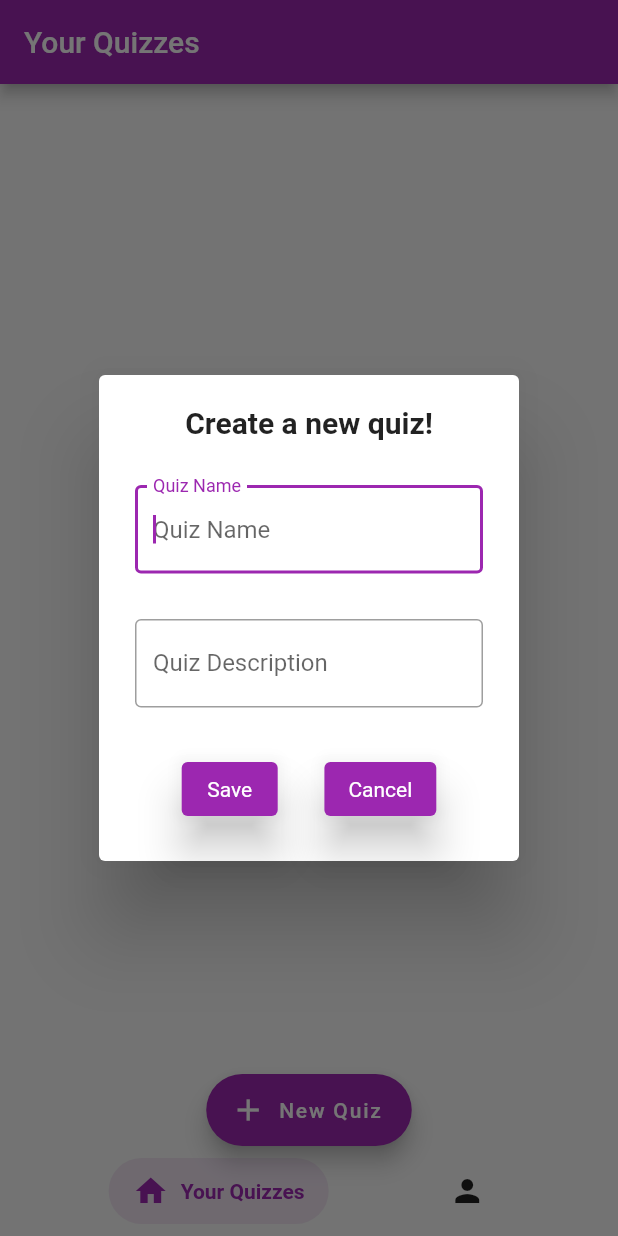
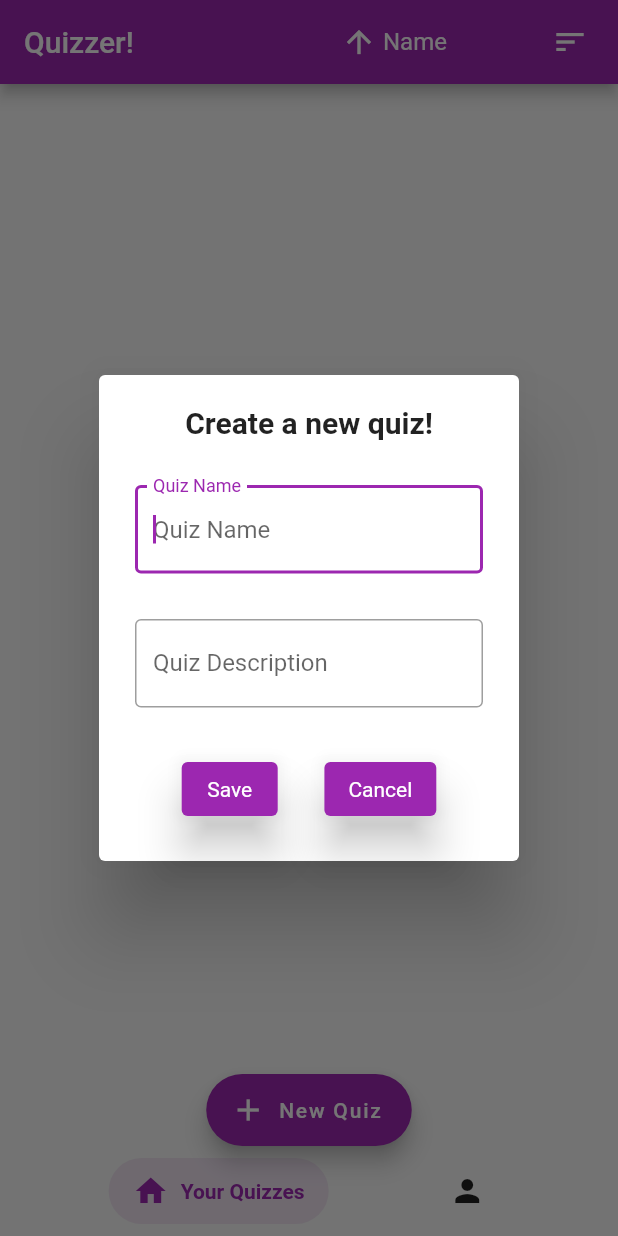
Before and after one commit to a-knaw-knee-mus/Flutter-Quizzer, a Flutter app: the screen it shows after launch, after a tap on "New Quiz", on a phone screen of 412 x 824 dp. Run offline on Flutter 3.47's test engine with Material 2 defaults, Android fonts, the phone set to English and light mode, and no system bars; drawn by our look-alikes of dropdown_button2, salomon_bottom_bar; our stand-ins replace flutter_slidable, hive, hive_flutter; accounts and stored records are empty.

Commit message:
sort quizzes; dialog formatting; title formatting

```diff
--- a/lib/screens/quiz_dialog_screen.dart
+++ b/lib/screens/quiz_dialog_screen.dart
@@ -1,6 +1,6 @@
 import 'package:flutter/material.dart';
 import 'package:flutter_quizzer/schema/quiz.dart';
-import 'package:flutter_quizzer/types/form_types.dart';
+import 'package:flutter_quizzer/util/form_types.dart';
 
 class QuizDialog extends StatefulWidget {
   final BuildContext context;
@@ -130,6 +130,9 @@ class _QuizDialogState extends State<QuizDialog> {
               TextFormField(
                 controller: _quizNameController,
                 autofocus: true,
+                keyboardType: TextInputType.multiline,
+                minLines: 1,
+                maxLines: 2,
                 decoration: const InputDecoration(
                   border: OutlineInputBorder(),
                   hintText: 'Quiz Name',
@@ -144,6 +147,9 @@ class _QuizDialogState extends State<QuizDialog> {
               ),
               TextFormField(
                 controller: _quizDescController,
+                keyboardType: TextInputType.multiline,
+                minLines: 1,
+                maxLines: 3,
                 decoration: const InputDecoration(
                   border: OutlineInputBorder(),
                   hintText: 'Quiz Description',
--- a/lib/screens/quizzes_screen.dart
+++ b/lib/screens/quizzes_screen.dart
@@ -1,11 +1,13 @@
+import 'package:dropdown_button2/dropdown_button2.dart';
 import 'package:flutter/material.dart';
 import 'package:flutter_quizzer/schema/question.dart';
 import 'package:flutter_quizzer/schema/quiz.dart';
 import 'package:flutter_quizzer/screens/quiz_dialog_screen.dart';
 import 'package:flutter_quizzer/screens/questions_screen.dart';
-import 'package:flutter_quizzer/types/form_types.dart';
+import 'package:flutter_quizzer/util/form_types.dart';
+import 'package:flutter_quizzer/util/sort_quiz.dart';
 import 'package:flutter_slidable/flutter_slidable.dart';
-import 'package:hive/hive.dart';
+import 'package:hive_flutter/hive_flutter.dart';
 import 'package:uuid/uuid.dart';
 
 class QuizzesScreen extends StatefulWidget {
@@ -17,6 +19,7 @@ class QuizzesScreen extends StatefulWidget {
 
 class _QuizzesScreenState extends State<QuizzesScreen> {
   final quizBox = Hive.box<Quiz>('quizBox');
+  QuizSortType sortType = QuizSortType.nameAsc;
 
   void saveNewQuiz(
     String name,
@@ -100,7 +103,37 @@ class _QuizzesScreenState extends State<QuizzesScreen> {
   Widget build(BuildContext context) {
     return Scaffold(
         appBar: AppBar(
-        title: const Text('Your Quizzes'),
+          title: const Text('Quizzer!'),
+          actions: [
+            Padding(
+              padding: const EdgeInsets.only(right: 20.0),
+              child: DropdownButtonHideUnderline(
+                child: DropdownButton2(
+                  hint: sortType.getDisplayWidget(Colors.white),
+                  iconStyleData: const IconStyleData(
+                    iconEnabledColor: Colors.white,
+                    icon: Icon(Icons.sort),
+                  ),
+                  dropdownStyleData: DropdownStyleData(
+                    decoration: BoxDecoration(
+                      borderRadius: BorderRadius.circular(14),
+                    ),
+                  ),
+                  onChanged: (QuizSortType? newSortType) {
+                    setState(() {
+                      sortType = newSortType!;
+                    });
+                  },
+                  items: QuizSortType.values.map((QuizSortType s) {
+                    return DropdownMenuItem(
+                      value: s,
+                      child: s.getDisplayWidget(Colors.black),
+                    );
+                  }).toList(),
+                ),
+              ),
+            ),
+          ],
         ),
         floatingActionButton: FloatingActionButton.extended(
           label: const Text('New Quiz'),
@@ -109,29 +142,31 @@ class _QuizzesScreenState extends State<QuizzesScreen> {
             showQuizDialog(FormType.create);
           },
         ),
-      floatingActionButtonLocation:
-          FloatingActionButtonLocation.centerDocked,
-      body: ListView.builder(
-        itemCount: quizBox.length,
+        floatingActionButtonLocation: FloatingActionButtonLocation.centerDocked,
+        body: Column(
+          children: [
+            Expanded(
+              child: ValueListenableBuilder(
+                  valueListenable: Hive.box<Quiz>('quizBox').listenable(),
+                  builder: (context, quizzes, _) {
+                    List sortedIds = sortType.sortQuizIds(quizzes);
+                    return ListView.builder(
+                      itemCount: sortedIds.length,
                       itemBuilder: (context, index) {
-          final quizId = quizBox.keyAt(index)!;
-          final quiz = quizBox.getAt(index)!;
+                        final quizId = sortedIds[index];
+                        final quiz = quizzes.get(quizId)!;
 
                         return Padding(
-            padding: const EdgeInsets.only(top: 20.0, right: 20.0, left: 20.0),
+                          padding: const EdgeInsets.only(
+                            top: 20.0,
+                            right: 20.0,
+                            left: 20.0,
+                          ),
                           child: Slidable(
-              endActionPane: ActionPane(
+                            startActionPane: ActionPane(
                               motion: const StretchMotion(),
-                extentRatio: 0.3,
+                              extentRatio: 0.15,
                               children: [
-                  SlidableAction(
-                    onPressed: (context) {
-                      deleteQuiz(quizId);
-                    },
-                    icon: Icons.delete,
-                    backgroundColor: Colors.red.shade300,
-                    borderRadius: BorderRadius.circular(12),
-                  ),
                                 SlidableAction(
                                   onPressed: (context) {
                                     showQuizDialog(
@@ -146,14 +181,30 @@ class _QuizzesScreenState extends State<QuizzesScreen> {
                                 ),
                               ],
                             ),
+                            endActionPane: ActionPane(
+                              motion: const StretchMotion(),
+                              extentRatio: 0.15,
+                              children: [
+                                SlidableAction(
+                                  onPressed: (context) {
+                                    deleteQuiz(quizId);
+                                  },
+                                  icon: Icons.delete,
+                                  backgroundColor: Colors.red.shade300,
+                                  borderRadius: BorderRadius.circular(12),
+                                ),
+                              ],
+                            ),
                             child: Card(
                               margin: EdgeInsets.zero,
                               elevation: 0,
                               child: ListTile(
+                                isThreeLine: true,
                                 onTap: () {
                                   Navigator.push(
                                     context,
-                      MaterialPageRoute(builder: (BuildContext context) {
+                                    MaterialPageRoute(
+                                        builder: (BuildContext context) {
                                       return QuizScreen(quizId: quizId);
                                     }),
                                   );
@@ -162,7 +213,8 @@ class _QuizzesScreenState extends State<QuizzesScreen> {
                                   borderRadius: BorderRadius.circular(15.0),
                                 ),
                                 tileColor: Colors.purpleAccent,
-                  trailing: const Icon(Icons.arrow_forward_ios_rounded),
+                                trailing:
+                                    const Icon(Icons.arrow_forward_ios_rounded),
                                 title: Text(quiz.name),
                                 subtitle: Text(
                                     '${quiz.description} - ${quiz.createdAt} - ${quiz.updatedAt}'),
@@ -171,7 +223,10 @@ class _QuizzesScreenState extends State<QuizzesScreen> {
                           ),
                         );
                       },
+                    );
+                  }),
             ),
-    );
+          ],
+        ));
   }
 }
--- /dev/null
+++ b/lib/util/sort_quiz.dart
@@ -0,0 +1,114 @@
+import 'package:flutter/foundation.dart';
+import 'package:flutter/material.dart';
+import 'package:flutter_quizzer/schema/quiz.dart';
+import 'package:hive_flutter/hive_flutter.dart';
+
+enum QuizSortType {
+  nameAsc,
+  nameDesc,
+  createdDateAsc,
+  createdDateDesc,
+  updatedDateAsc,
+  updatedDateDesc,
+}
+
+extension QuizSortExtension on QuizSortType {
+  String get name => describeEnum(this);
+
+  Widget getDisplayWidget(Color textColor) {
+    switch (this) {
+      case QuizSortType.nameAsc:
+        return Row(
+          children: [
+            const Icon(Icons.arrow_upward),
+            Text(' Name', style: TextStyle(color: textColor)),
+          ],
+        );
+      case QuizSortType.nameDesc:
+        return Row(
+          children: [
+            const Icon(Icons.arrow_downward),
+            Text(' Name', style: TextStyle(color: textColor)),
+          ],
+        );
+      case QuizSortType.createdDateAsc:
+        return Row(
+          children: [
+            const Icon(Icons.arrow_upward),
+            Text(' Created Date', style: TextStyle(color: textColor)),
+          ],
+        );
+      case QuizSortType.createdDateDesc:
+        return Row(
+          children: [
+            const Icon(Icons.arrow_downward),
+            Text(' Created Date', style: TextStyle(color: textColor)),
+          ],
+        );
+      case QuizSortType.updatedDateAsc:
+        return Row(
+          children: [
+            const Icon(Icons.arrow_upward),
+            Text(' Updated Date', style: TextStyle(color: textColor)),
+          ],
+        );
+      case QuizSortType.updatedDateDesc:
+        return Row(
+          children: [
+            const Icon(Icons.arrow_downward),
+            Text(' Updated Date', style: TextStyle(color: textColor)),
+          ],
+        );
+      default:
+        return Row(
+          children: [
+            const Icon(Icons.close),
+            Text(' Invalid Sort Type', style: TextStyle(color: textColor)),
+          ],
+        );
+    }
+  }
+
+  List sortQuizIds(Box<Quiz> quizzes) {
+    return quizzes.keys.toList()
+      ..sort((a, b) {
+        Quiz quizA = quizzes.get(a)!;
+        Quiz quizB = quizzes.get(b)!;
+
+        switch (this) {
+          case (QuizSortType.nameAsc):
+            {
+              return quizA.name
+                  .toLowerCase()
+                  .compareTo(quizB.name.toLowerCase());
+            }
+          case (QuizSortType.nameDesc):
+            {
+              return quizB.name
+                  .toLowerCase()
+                  .compareTo(quizA.name.toLowerCase());
+            }
+          case (QuizSortType.createdDateAsc):
+            {
+              return quizB.createdAt.compareTo(quizA.createdAt);
+            }
+          case (QuizSortType.createdDateDesc):
+            {
+              return quizA.createdAt.compareTo(quizB.createdAt);
+            }
+          case (QuizSortType.updatedDateAsc):
+            {
+              return quizB.createdAt.compareTo(quizA.createdAt);
+            }
+          case (QuizSortType.updatedDateDesc):
+            {
+              return quizA.createdAt.compareTo(quizB.createdAt);
+            }
+          default:
+            {
+              return a;
+            }
+        }
+      });
+  }
+}
--- a/pubspec.yaml
+++ b/pubspec.yaml
@@ -40,6 +40,7 @@ dependencies:
   uuid: ^3.0.6
   salomon_bottom_bar: ^3.3.2
   flutter_slidable: ^1.2.0
+  dropdown_button2: ^2.1.4
 
 dev_dependencies:
   flutter_test:
```
Also changed, not shown: lib/screens/question_dialog_screen.dart (+9 -3 lines), lib/screens/questions_screen.dart (+45 -14 lines), lib/util/form_types.dart (renamed from lib/types/form_types.dart), pubspec.lock. Lines whose indentation alone changed are shown as unchanged.
